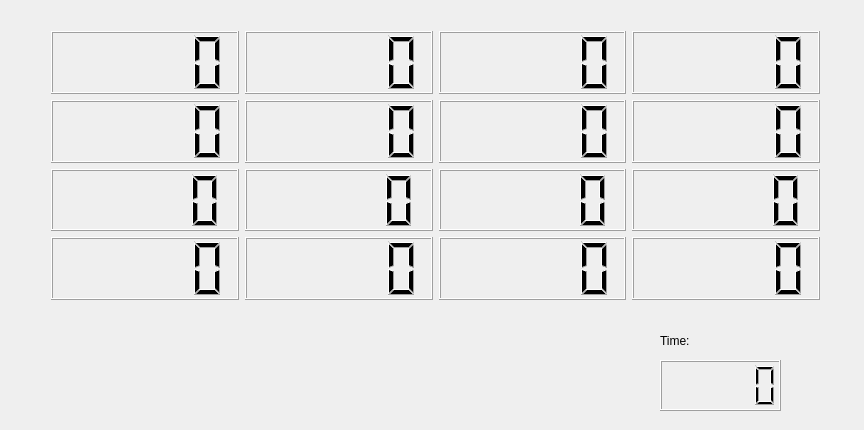
Old version of the form Personnal-projects-C++/UI_C++/2048ui/Sources/mainwindow.ui in the repository type-coder-engineer/Personnal-projects.
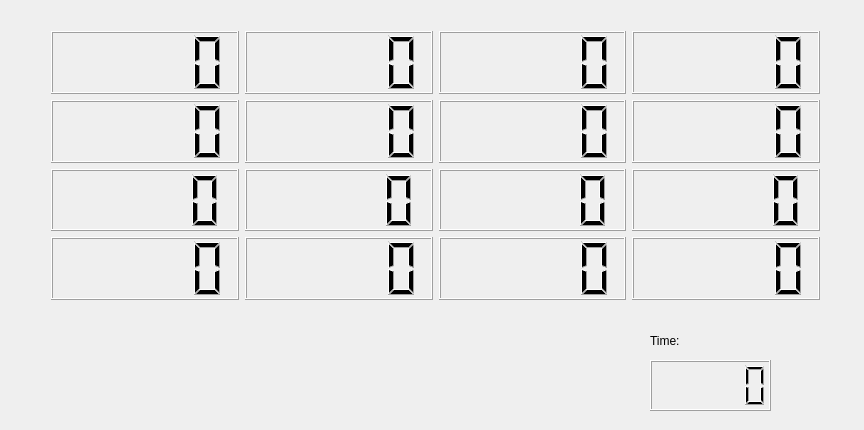
New version of the form.

```diff
--- a/Personnal-projects-C++/UI_C++/2048ui/Sources/mainwindow.ui
+++ b/Personnal-projects-C++/UI_C++/2048ui/Sources/mainwindow.ui
@@ -17,7 +17,7 @@
    <widget class="QLCDNumber" name="timer">
     <property name="geometry">
      <rect>
-      <x>660</x>
+      <x>650</x>
       <y>360</y>
       <width>121</width>
       <height>51</height>
@@ -103,7 +103,7 @@
    <widget class="QLabel" name="label">
     <property name="geometry">
      <rect>
-      <x>660</x>
+      <x>650</x>
       <y>330</y>
       <width>61</width>
       <height>21</height>
@@ -116,7 +116,7 @@
    <widget class="QLabel" name="myreminder">
     <property name="geometry">
      <rect>
-      <x>10</x>
+      <x>40</x>
       <y>360</y>
       <width>301</width>
       <height>41</height>
```
